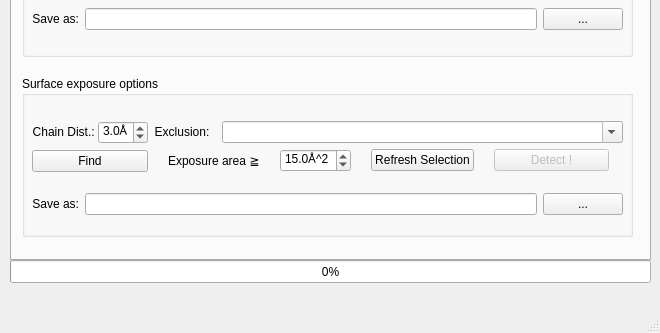
Above: src/REvoDesign/UI/REvoDesign.ui from YaoYinYing/REvoDesign before the change; both pictures show x 0 to 660 and y 229 to 562 of the 660 by 562 pixel window. Below: the same form after it.
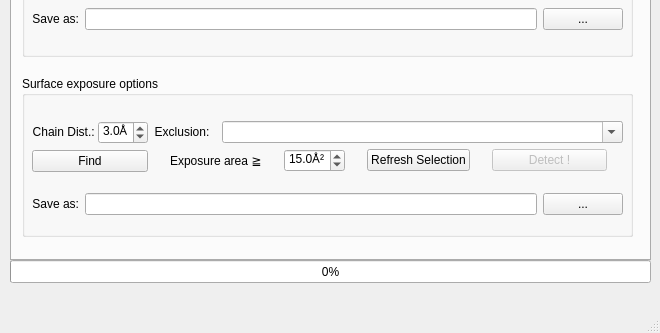
That is the form after the change.

The edit to the form file:
```diff
--- a/src/REvoDesign/UI/REvoDesign.ui
+++ b/src/REvoDesign/UI/REvoDesign.ui
@@ -553,7 +553,7 @@
                 </property>
                 <property name="maximumSize">
                  <size>
-                  <width>71</width>
+                  <width>61</width>
                   <height>16777215</height>
                  </size>
                 </property>
@@ -561,7 +561,7 @@
                  <string>Surface area exposure cutoff.</string>
                 </property>
                 <property name="suffix">
-                 <string>Å^2</string>
+                 <string>Å²</string>
                 </property>
                 <property name="decimals">
                  <number>1</number>
```
